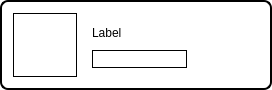
First picture: the form in ui/themewidget.ui, repository DrLutzi/wakfu-theme-manager, before the edit.
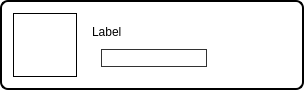
Second picture: the form after the edit. Icons and pictures are not drawn.

Commit message: Enabled importation of an empty theme with remote set and enhanced code readability.

What changed in the file:
```diff
--- a/ui/themewidget.ui
+++ b/ui/themewidget.ui
@@ -6,7 +6,7 @@
    <rect>
     <x>0</x>
     <y>0</y>
-    <width>272</width>
+    <width>304</width>
     <height>86</height>
    </rect>
   </property>
@@ -90,13 +90,65 @@
        </widget>
       </item>
       <item>
-       <widget class="QLineEdit" name="lineEdit_url">
-        <property name="styleSheet">
-         <string notr="true">border: 1px solid black;
-border-radius: 0.5 px; 
+       <widget class="QWidget" name="widget_2" native="true">
+        <layout class="QHBoxLayout" name="horizontalLayout_2">
+         <property name="spacing">
+          <number>2</number>
+         </property>
+         <property name="leftMargin">
+          <number>0</number>
+         </property>
+         <property name="topMargin">
+          <number>0</number>
+         </property>
+         <property name="rightMargin">
+          <number>0</number>
+         </property>
+         <property name="bottomMargin">
+          <number>0</number>
+         </property>
+         <item>
+          <widget class="QLabel" name="label_2">
+           <property name="sizePolicy">
+            <sizepolicy hsizetype="Maximum" vsizetype="Maximum">
+             <horstretch>0</horstretch>
+             <verstretch>0</verstretch>
+            </sizepolicy>
+           </property>
+           <property name="maximumSize">
+            <size>
+             <width>16</width>
+             <height>16</height>
+            </size>
+           </property>
+           <property name="text">
+            <string/>
+           </property>
+           <property name="pixmap">
+            <pixmap resource="../resources/icons.qrc">:/resources/colored/colored/link.svg</pixmap>
+           </property>
+           <property name="scaledContents">
+            <bool>true</bool>
+           </property>
+          </widget>
+         </item>
+         <item>
+          <widget class="QLineEdit" name="lineEdit_url">
+           <property name="styleSheet">
+            <string notr="true">border: 1px solid rgba(50, 50, 50, 255);
+border-radius: 1 px; 
 padding: 0 1px;
 background: rgba(1, 1, 1, 0);</string>
-        </property>
+           </property>
+           <property name="maxLength">
+            <number>512</number>
+           </property>
+           <property name="clearButtonEnabled">
+            <bool>true</bool>
+           </property>
+          </widget>
+         </item>
+        </layout>
        </widget>
       </item>
      </layout>
```
Left out of the diff: 4 changed lines with no effect on the pictures. The commit also changes 8 other files.
